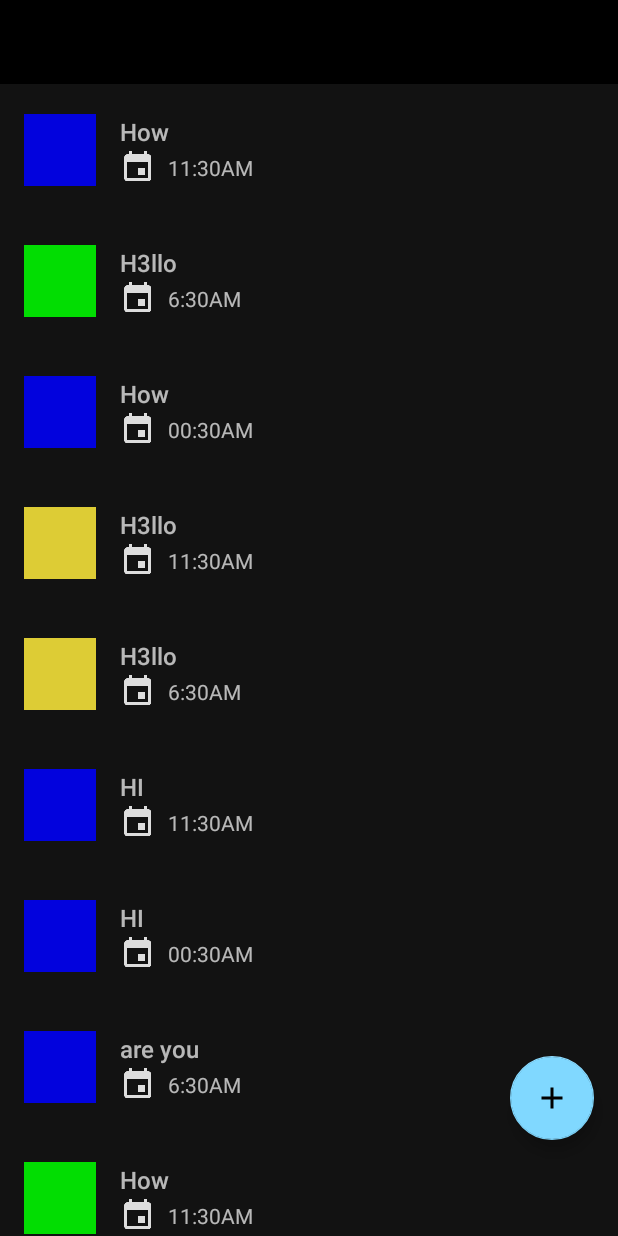
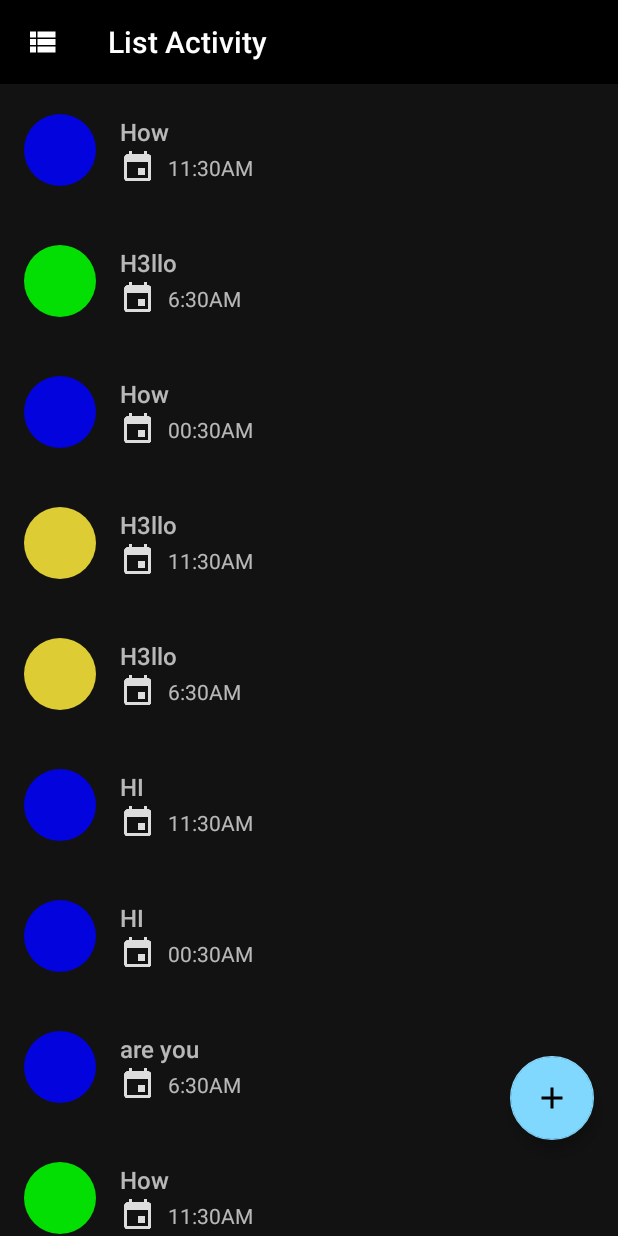
Before and after one commit to GopiNeelam1925/Scribble, an Android app: the screen it shows after launch (ListActivity), on a phone screen of 412 x 824 dp. Run offline under Robolectric (Android 15) with nearby library versions, the phone set to English and light mode, and no system bars; our stand-ins replace CircleImageView.

Commit message:
CRUD complete with static data

```diff
--- a/app/src/main/java/com/suriyal/shailendra/recyclerviewdemo/data/DataSourceInterface.java
+++ b/app/src/main/java/com/suriyal/shailendra/recyclerviewdemo/data/DataSourceInterface.java
@@ -10,4 +10,8 @@ public interface DataSourceInterface {
     List<ListItem> getListOfData();
 
     ListItem createNewListItem();
+
+    void deleteListItem(ListItem listItem);
+
+    void insertListItemAt(int temporaryListItemPosition);
 }
--- a/app/src/main/java/com/suriyal/shailendra/recyclerviewdemo/view/ListActivity.java
+++ b/app/src/main/java/com/suriyal/shailendra/recyclerviewdemo/view/ListActivity.java
@@ -1,18 +1,29 @@
 package com.suriyal.shailendra.recyclerviewdemo.view;
 
+import android.annotation.TargetApi;
+import android.app.ActivityOptions;
 import android.content.Context;
 import android.content.Intent;
+import android.os.Build;
 import android.support.annotation.NonNull;
+import android.support.annotation.RequiresApi;
+import android.support.design.widget.BaseTransientBottomBar;
 import android.support.design.widget.FloatingActionButton;
+import android.support.design.widget.Snackbar;
 import android.support.v4.content.ContextCompat;
 import android.support.v7.app.AppCompatActivity;
 import android.os.Bundle;
 import android.support.v7.widget.DividerItemDecoration;
 import android.support.v7.widget.LinearLayoutManager;
 import android.support.v7.widget.RecyclerView;
+import android.support.v7.widget.Toolbar;
+import android.support.v7.widget.helper.ItemTouchHelper;
+import android.transition.Fade;
+import android.util.Pair;
 import android.view.LayoutInflater;
 import android.view.View;
 import android.view.ViewGroup;
+import android.widget.ProgressBar;
 import android.widget.TextView;
 
 import com.suriyal.shailendra.recyclerviewdemo.R;
@@ -20,7 +31,10 @@ import com.suriyal.shailendra.recyclerviewdemo.data.FakeDataSource;
 import com.suriyal.shailendra.recyclerviewdemo.data.ListItem;
 import com.suriyal.shailendra.recyclerviewdemo.logic.Controller;
 
+import java.io.BufferedInputStream;
 import java.util.List;
+
+import de.hdodenhof.circleimageview.CircleImageView;
 
 /**
  * Created by shailendra.suriyal
@@ -36,11 +50,14 @@ public class ListActivity extends AppCompatActivity implements  ViewInterface, V
 
     private LayoutInflater mLayoutInflater;
     private RecyclerView mRecyclerView;
+    private Toolbar mToolbar;
     private CustomAdapter mAdapter;
 
     private Controller mController;
 
 
+    @TargetApi(Build.VERSION_CODES.N)
+    @RequiresApi(api = Build.VERSION_CODES.LOLLIPOP)
     @Override
     protected void onCreate(Bundle savedInstanceState) {
         super.onCreate(savedInstanceState);
@@ -48,6 +65,11 @@ public class ListActivity extends AppCompatActivity implements  ViewInterface, V
 
         mRecyclerView = (RecyclerView) findViewById(R.id.rec_list_activity);
         mLayoutInflater = getLayoutInflater();
+        mToolbar = findViewById(R.id.tlb_list_activity);
+        mToolbar.setTitle(R.string.title_toolbar);
+        mToolbar.setLogo(R.drawable.ic_view_list_white_24dp);
+        mToolbar.setTitleMarginStart(72);
+
 
         FloatingActionButton floatingActionButton = findViewById(R.id.fab_create_new_item);
         floatingActionButton.setOnClickListener(this);
@@ -69,11 +91,28 @@ public class ListActivity extends AppCompatActivity implements  ViewInterface, V
 
 
     @Override
-    public void startDetailActivity(String dateAndTime, String message, int colorResource) {
+    public void startDetailActivity(String dateAndTime, String message, int colorResource, View viewRoot) {
         Intent i = new Intent(this, DetailActivity.class);
         i.putExtra(EXTRA_DATE_AND_TIME,dateAndTime);
         i.putExtra(EXTRA_DRAWABLES,colorResource);
         i.putExtra(EXTRA_MESSAGE,message);
+
+        if (Build.VERSION.SDK_INT >= Build.VERSION_CODES.LOLLIPOP) {
+            getWindow().setEnterTransition(new Fade(Fade.IN));
+            getWindow().setEnterTransition(new Fade(Fade.OUT));
+
+            ActivityOptions options = ActivityOptions
+                    .makeSceneTransitionAnimation(this,
+                            new Pair<View, String>(viewRoot.findViewById(R.id.imv_list_item_circle),
+                                    getString(R.string.transition_drawable)),
+                            new Pair<View, String>(viewRoot.findViewById(R.id.lbl_message),
+                                    getString(R.string.transition_message)),
+                            new Pair<View, String>(viewRoot.findViewById(R.id.lbl_date_and_time),
+                                    getString(R.string.transition_date_time)));
+            startActivity(i,options.toBundle());
+
+        }
+
         startActivity(i);
     }
 
@@ -86,9 +125,18 @@ public class ListActivity extends AppCompatActivity implements  ViewInterface, V
 
         mAdapter = new CustomAdapter();
         mRecyclerView.setAdapter(mAdapter);
-        DividerItemDecoration dividerItemDecoration = new DividerItemDecoration(mRecyclerView.getContext(),linearLayoutManager.getOrientation());
-        dividerItemDecoration.setDrawable(ContextCompat.getDrawable(ListActivity.this,R.drawable.divider_white));
+        DividerItemDecoration dividerItemDecoration =
+                new DividerItemDecoration(mRecyclerView.getContext(),
+                linearLayoutManager.getOrientation());
+
+        dividerItemDecoration.setDrawable(
+                ContextCompat.getDrawable(ListActivity.this,
+                R.drawable.divider_white));
         mRecyclerView.addItemDecoration(dividerItemDecoration);
+
+        ItemTouchHelper itemTouchHelper = new ItemTouchHelper(createHelperCallback());
+        itemTouchHelper.attachToRecyclerView(mRecyclerView);
+
     }
 
     @Override
@@ -100,6 +148,43 @@ public class ListActivity extends AppCompatActivity implements  ViewInterface, V
         mAdapter.notifyItemInserted(endOfList);
 
         mRecyclerView.smoothScrollToPosition(endOfList);
+    }
+
+    @Override
+    public void deleteListItemAt(int position) {
+        mListItems.remove(position);
+
+        mAdapter.notifyItemRemoved(position);
+
+    }
+
+    @Override
+    public void showUndoSnackBar() {
+
+        Snackbar.make(
+                findViewById(R.id.root_list_activity),
+                getString(R.string.action_delete_item),
+                Snackbar.LENGTH_LONG)
+                .setAction(R.string.action_undo, new View.OnClickListener() {
+                    @Override
+                    public void onClick(View view) {
+                        mController.onUndoConfirmed();
+                    }
+                })
+                .addCallback(new BaseTransientBottomBar.BaseCallback<Snackbar>() {
+                    @Override
+                    public void onDismissed(Snackbar transientBottomBar, int event) {
+                        super.onDismissed(transientBottomBar, event);
+                        mController.onSnackbarTimeOut();
+                    }
+                }).show();
+    }
+
+    @Override
+    public void insertListItemAt(int position, ListItem listItem) {
+        mListItems.add(position,listItem);
+        mAdapter.notifyItemInserted(position);
+
     }
 
     private class CustomAdapter extends  RecyclerView.Adapter<CustomAdapter.CustomViewHolder> {
@@ -118,10 +203,11 @@ public class ListActivity extends AppCompatActivity implements  ViewInterface, V
         public void onBindViewHolder(@NonNull CustomViewHolder customViewHolder, int i) {
             ListItem currentItem = mListItems.get(i);
 
-            customViewHolder.mColoredCircle.setBackgroundResource(currentItem.getColorResource());
+            customViewHolder.mColoredCircle.setImageResource(currentItem.getColorResource());
             customViewHolder.mDateAndTime.setText(currentItem.getDateAndTime());
             customViewHolder.mMessage.setText(currentItem.getMessage());
 
+            customViewHolder.mProgressBar.setVisibility(View.INVISIBLE);
         }
 
         @Override
@@ -132,28 +218,58 @@ public class ListActivity extends AppCompatActivity implements  ViewInterface, V
 
         public class CustomViewHolder extends RecyclerView.ViewHolder implements View.OnClickListener {
 
-            private  View mColoredCircle;
+            private CircleImageView mColoredCircle;
             private TextView mDateAndTime;
             private TextView mMessage;
             private ViewGroup mContainer;
+            private ProgressBar mProgressBar;
 
 
             public CustomViewHolder(@NonNull View itemView) {
                 super(itemView);
 
-                this.mColoredCircle = itemView.findViewById(R.id.imv_list_item_circle);
+                this.mColoredCircle = (CircleImageView) itemView.findViewById(R.id.imv_list_item_circle);
                 this.mDateAndTime = (TextView) itemView.findViewById(R.id.lbl_date_and_time);
                 this.mMessage = (TextView) itemView.findViewById(R.id.lbl_message);
                 this.mContainer = (ViewGroup) itemView.findViewById(R.id.root_list_item);
+                this.mProgressBar = (ProgressBar) itemView.findViewById(R.id.pro_item_data);
                 this.mContainer.setOnClickListener(this);
+
 
             }
 
             @Override
             public void onClick(View view) {
                 ListItem listItem = mListItems.get(this.getAdapterPosition());
-                mController.onListItemClicked(listItem);
+                mController.onListItemClicked(listItem,
+                        view);
             }
         }
     }
+    private  ItemTouchHelper.Callback createHelperCallback() {
+        ItemTouchHelper.SimpleCallback simpleItemTouchCallback = new ItemTouchHelper.SimpleCallback(
+                0,
+                ItemTouchHelper.LEFT | ItemTouchHelper.RIGHT) {
+
+            //not used, as the first parameter above is 0
+            @Override
+            public boolean onMove(RecyclerView recyclerView, RecyclerView.ViewHolder viewHolder,
+                                  RecyclerView.ViewHolder target) {
+                return false;
+            }
+
+
+            @Override
+            public void onSwiped(final RecyclerView.ViewHolder viewHolder, int swipeDir) {
+                int position = viewHolder.getAdapterPosition();
+                mController.onListItemSwiped(
+                        position,
+                        mListItems.get(position)
+                );
+            }
+        };
+
+        return simpleItemTouchCallback;
+
+    }
 }
--- a/app/src/main/java/com/suriyal/shailendra/recyclerviewdemo/view/ViewInterface.java
+++ b/app/src/main/java/com/suriyal/shailendra/recyclerviewdemo/view/ViewInterface.java
@@ -1,4 +1,6 @@
 package com.suriyal.shailendra.recyclerviewdemo.view;
+
+import android.view.View;
 
 import com.suriyal.shailendra.recyclerviewdemo.data.ListItem;
 
@@ -9,9 +11,15 @@ import java.util.List;
  */
 public interface ViewInterface {
 
-    void startDetailActivity(String dateAndTime, String message, int colorResource);
+    void startDetailActivity(String dateAndTime, String message, int colorResource, View viewRoot);
 
     void setupAdapterAndView(List<ListItem> listData);
 
     void addNewListItemToView(ListItem listItem);
+
+    void deleteListItemAt(int position);
+
+    void showUndoSnackBar();
+
+    void insertListItemAt(int temporaryListItemPosition, ListItem temporaryListItem);
 }
--- a/app/src/main/res/layout/activity_detail.xml
+++ b/app/src/main/res/layout/activity_detail.xml
@@ -8,6 +8,7 @@
 
 
     <ImageView
+        android:transitionName="@string/transition_drawable"
         android:id="@+id/imv_colored_background"
         android:layout_width="match_parent"
         android:layout_height="match_parent"
@@ -15,6 +16,7 @@
 
 
     <TextView
+        android:transitionName="@string/dateAndTime"
         android:id="@+id/lbl_date_and_time_header"
         style="@style/Text.Primary"
         android:layout_width="match_parent"
@@ -34,6 +36,7 @@
         />
 
     <TextView
+        android:transitionName="@string/transition_message"
         android:id="@+id/lbl_message_body"
         android:layout_width="match_parent"
         android:layout_height="wrap_content"
--- a/app/src/main/res/layout/item_data.xml
+++ b/app/src/main/res/layout/item_data.xml
@@ -74,18 +74,18 @@
         app:layout_constraintVertical_bias="0.0"
         android:layout_marginStart="112dp" />
 
-    <!--<ProgressBar-->
-        <!--android:id="@+id/pro_item_data"-->
-        <!--android:layout_width="0dp"-->
-        <!--android:layout_height="0dp"-->
-        <!--android:background="@color/colorPrimaryDark"-->
-        <!--android:layout_marginRight="0dp"-->
-        <!--app:layout_constraintRight_toRightOf="parent"-->
-        <!--android:layout_marginLeft="0dp"-->
-        <!--app:layout_constraintLeft_toLeftOf="parent"-->
-        <!--app:layout_constraintBottom_toBottomOf="parent"-->
-        <!--android:layout_marginBottom="0dp"-->
-        <!--app:layout_constraintTop_toTopOf="parent"-->
-        <!--android:layout_marginTop="0dp" />-->
+    <ProgressBar
+        android:id="@+id/pro_item_data"
+        android:layout_width="0dp"
+        android:layout_height="0dp"
+        android:background="@color/colorPrimaryDark"
+        android:layout_marginRight="0dp"
+        app:layout_constraintRight_toRightOf="parent"
+        android:layout_marginLeft="0dp"
+        app:layout_constraintLeft_toLeftOf="parent"
+        app:layout_constraintBottom_toBottomOf="parent"
+        android:layout_marginBottom="0dp"
+        app:layout_constraintTop_toTopOf="parent"
+        android:layout_marginTop="0dp" />
 
 </android.support.constraint.ConstraintLayout>
--- /dev/null
+++ b/app/src/main/res/values-v21/styles.xml
@@ -0,0 +1,13 @@
+<?xml version="1.0" encoding="utf-8"?>
+<resources>
+
+    <style name="AppTheme" parent="Theme.AppCompat.NoActionBar">
+        <!-- Customize your theme here. -->
+        <item name="colorPrimary">@color/colorPrimary</item>
+        <item name="colorPrimaryDark">@color/colorPrimaryDark</item>
+        <item name="colorAccent">@color/colorAccent</item>
+        <item name="android:windowBackground">@color/colorWindowBackground</item>
+        <item name="android:windowContentTransitions">true</item>
+    </style>
+
+</resources>
--- a/app/src/main/res/values/strings.xml
+++ b/app/src/main/res/values/strings.xml
@@ -1,3 +1,10 @@
 <resources>
     <string name="app_name">RecyclerViewDemo</string>
+    <string name="action_delete_item">Item Deleted</string>
+    <string name="action_undo">Undo</string>
+    <string name="transition_drawable">transition drawable</string>
+    <string name="transition_message">transition message</string>
+    <string name="transition_date_time">transition date and time</string>
+    <string name="dateAndTime">DateAndTime</string>
+    <string name="title_toolbar">List Activity</string>
 </resources>
```
Also changed, not shown: app/src/main/java/com/suriyal/shailendra/recyclerviewdemo/data/FakeDataSource.java (+10 -0 lines), app/src/main/java/com/suriyal/shailendra/recyclerviewdemo/logic/Controller.java (+34 -3 lines).
